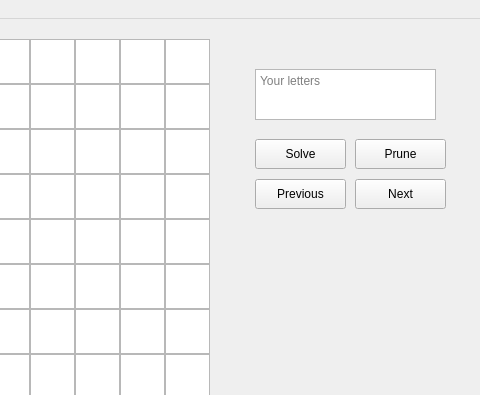
Old version of the form mainwindow.ui in the repository CyanCoding/ScrabbleSolverQt; both pictures show x 475 to 955 and y 0 to 395 of the 955 by 816 pixel window.
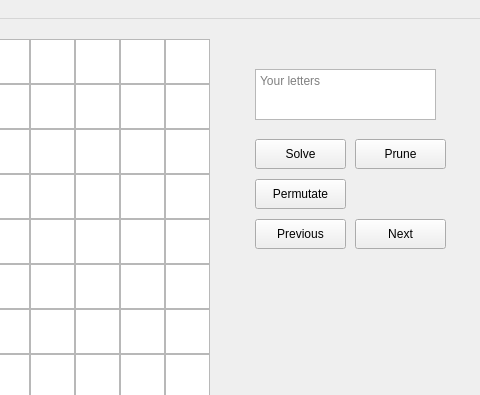
New version of the form.

Commit message:
Add permutate button to speed up process
This way we can load the user's letters before they play

The edit to the form file:
```diff
--- a/mainwindow.ui
+++ b/mainwindow.ui
@@ -5485,7 +5485,7 @@
     <property name="geometry">
      <rect>
       <x>730</x>
-      <y>160</y>
+      <y>200</y>
       <width>91</width>
       <height>30</height>
      </rect>
@@ -5498,7 +5498,7 @@
     <property name="geometry">
      <rect>
       <x>830</x>
-      <y>160</y>
+      <y>200</y>
       <width>91</width>
       <height>30</height>
      </rect>
@@ -5524,7 +5524,7 @@
     <property name="geometry">
      <rect>
       <x>730</x>
-      <y>210</y>
+      <y>250</y>
       <width>191</width>
       <height>22</height>
      </rect>
@@ -5533,6 +5533,19 @@
      <string/>
     </property>
    </widget>
+   <widget class="QPushButton" name="pushButton_2">
+    <property name="geometry">
+     <rect>
+      <x>730</x>
+      <y>160</y>
+      <width>91</width>
+      <height>30</height>
+     </rect>
+    </property>
+    <property name="text">
+     <string>Permutate</string>
+    </property>
+   </widget>
   </widget>
   <widget class="QMenuBar" name="menubar">
    <property name="geometry">
```
The commit also changes 2 other files.
